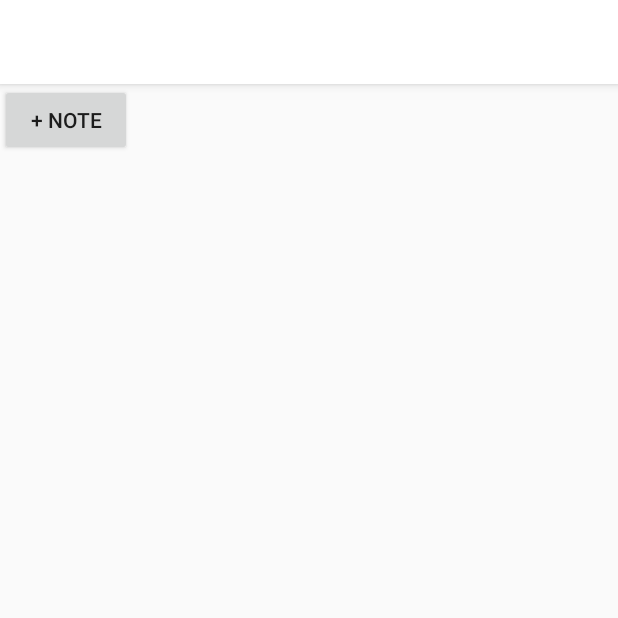
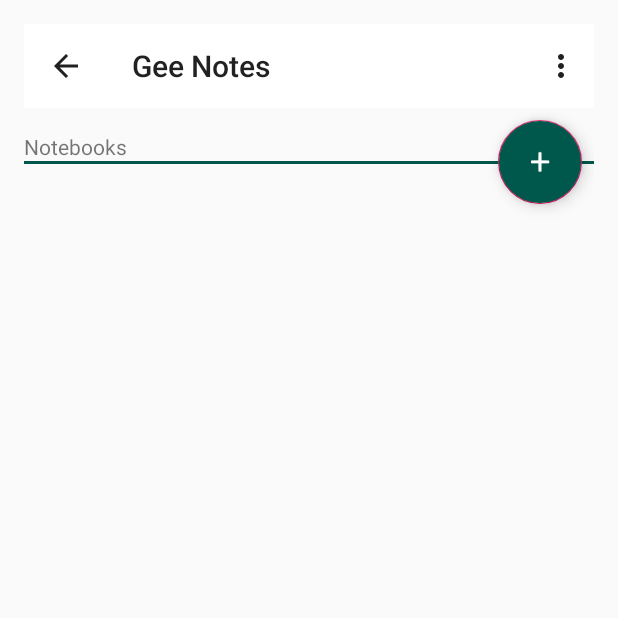
Before and after one commit to hokukim/GeeNotes, an Android app: the screen it shows after launch (MainActivity), on a phone screen of 412 x 824 dp, the top half of it. Run offline under Robolectric (Android 15) with nearby library versions, the phone set to English and light mode, and no system bars.

Commit message:
Main activity layout, with floating action button.

```diff
--- a/app/src/main/java/com/weehoo/geenotes/MainActivity.java
+++ b/app/src/main/java/com/weehoo/geenotes/MainActivity.java
@@ -29,6 +29,7 @@ public class MainActivity extends AppCompatActivity {
         setContentView(R.layout.activity_main);
         Toolbar toolbar = findViewById(R.id.toolbar_main);
         setSupportActionBar(toolbar);
+        getSupportActionBar().setDisplayHomeAsUpEnabled(true); // Display up/back button in place of home button.
 
         // Get notebooks.
         mStorage = new Storage();
@@ -77,10 +78,12 @@ public class MainActivity extends AppCompatActivity {
         // Handle action bar item clicks here. The action bar will
         // automatically handle clicks on the Home/Up button, so long
         // as you specify a parent activity in AndroidManifest.xml.
-        int id = item.getItemId();
+        int itemId = item.getItemId();
 
-        //noinspection SimplifiableIfStatement
-        if (id == R.id.action_settings) {
+        if (itemId == android.R.id.home) {
+            finish();
+        }
+        else if (itemId == R.id.action_settings) {
             return true;
         }
 
--- a/app/src/main/res/layout/activity_main.xml
+++ b/app/src/main/res/layout/activity_main.xml
@@ -1,25 +1,50 @@
 <?xml version="1.0" encoding="utf-8"?>
-<androidx.coordinatorlayout.widget.CoordinatorLayout xmlns:android="http://schemas.android.com/apk/res/android"
+<androidx.constraintlayout.widget.ConstraintLayout xmlns:android="http://schemas.android.com/apk/res/android"
     xmlns:app="http://schemas.android.com/apk/res-auto"
     xmlns:tools="http://schemas.android.com/tools"
     android:layout_width="match_parent"
     android:layout_height="match_parent"
-    tools:context=".MainActivity">
+    app:layout_behavior="@string/appbar_scrolling_view_behavior"
+    tools:context=".MainActivity"
+    tools:showIn="@layout/activity_main"
+    android:padding="@dimen/view_padding">
 
-    <com.google.android.material.appbar.AppBarLayout
+    <androidx.appcompat.widget.Toolbar
+        android:id="@+id/toolbar_main"
+        android:layout_width="match_parent"
+        android:layout_height="?attr/actionBarSize"
+        android:background="?attr/colorPrimary"
+        android:theme="@style/ThemeOverlay.AppCompat.ActionBar"
+        app:popupTheme="@style/ThemeOverlay.AppCompat.Light"
+        app:layout_constraintTop_toTopOf="parent"/>
+
+    <com.google.android.material.floatingactionbutton.FloatingActionButton
+        android:id="@+id/fab"
+        android:layout_width="wrap_content"
+        android:layout_height="wrap_content"
+        android:src="@drawable/ic_fab_new_note"
+        android:contentDescription="@string/button_add_note"
+        android:layout_margin="@dimen/fab_margin"
+        android:backgroundTint="@color/colorPrimaryDark"
+        app:layout_constraintTop_toBottomOf="@id/toolbar_main"
+        app:layout_constraintRight_toRightOf="parent"
+        android:onClick="newNoteActivity" />
+
+    <TextView
+        android:id="@+id/notebooks_list_label"
         android:layout_width="match_parent"
         android:layout_height="wrap_content"
-        android:theme="@style/AppTheme.AppBarOverlay">
+        android:text="@string/notebooks_list_label"
+        android:paddingTop="@dimen/notebooks_list_padding"
+        app:layout_constraintTop_toBottomOf="@id/toolbar_main" />
 
-        <androidx.appcompat.widget.Toolbar
-            android:id="@+id/toolbar_main"
-            android:layout_width="match_parent"
-            android:layout_height="?attr/actionBarSize"
-            android:background="?attr/colorPrimary"
-            app:popupTheme="@style/AppTheme.PopupOverlay" />
+    <ListView
+        android:id="@+id/notebooks_list_view"
+        android:layout_width="match_parent"
+        android:layout_height="wrap_content"
+        android:background="@color/colorPrimaryDark"
+        android:paddingTop="2dp"
+        app:layout_constraintStart_toStartOf="parent"
+        app:layout_constraintTop_toBottomOf="@+id/notebooks_list_label" />
 
-    </com.google.android.material.appbar.AppBarLayout>
-
-    <include layout="@layout/content_main" />
-
-</androidx.coordinatorlayout.widget.CoordinatorLayout>
+</androidx.constraintlayout.widget.ConstraintLayout>
--- a/app/src/main/res/layout/content_main.xml
+++ /dev/null
@@ -1,27 +0,0 @@
-<?xml version="1.0" encoding="utf-8"?>
-<androidx.constraintlayout.widget.ConstraintLayout xmlns:android="http://schemas.android.com/apk/res/android"
-    xmlns:app="http://schemas.android.com/apk/res-auto"
-    xmlns:tools="http://schemas.android.com/tools"
-    android:layout_width="match_parent"
-    android:layout_height="match_parent"
-    app:layout_behavior="@string/appbar_scrolling_view_behavior"
-    tools:context=".MainActivity"
-    tools:showIn="@layout/activity_main">
-
-    <Button
-        android:id="@+id/new_note_button"
-        android:layout_width="wrap_content"
-        android:layout_height="wrap_content"
-        android:onClick="newNoteActivity"
-        android:text="@string/button_add_note"
-        app:layout_constraintStart_toStartOf="parent"
-        app:layout_constraintTop_toTopOf="parent" />
-
-    <ListView
-        android:id="@+id/notebooks_list_view"
-        android:layout_width="409dp"
-        android:layout_height="627dp"
-        app:layout_constraintStart_toStartOf="parent"
-        app:layout_constraintTop_toBottomOf="@+id/new_note_button" />
-
-</androidx.constraintlayout.widget.ConstraintLayout>
--- a/app/src/main/res/layout/notebook_list_item.xml
+++ b/app/src/main/res/layout/notebook_list_item.xml
@@ -6,5 +6,9 @@
         android:id="@+id/notebook_name"
         android:layout_width="match_parent"
         android:layout_height="wrap_content"
+        android:padding="@dimen/notebooks_list_item_padding"
+        android:layout_marginTop="1px"
+        android:textSize="@dimen/notebooks_list_item_text_size"
+        android:background="@color/colorPrimary"
         android:onClick="openNoteActivity" />
 </RelativeLayout>
--- a/app/src/main/res/values/dimens.xml
+++ b/app/src/main/res/values/dimens.xml
@@ -1,3 +1,9 @@
 <resources>
-    <dimen name="fab_margin">16dp</dimen>
+    <dimen name="view_padding">16dp</dimen>
+
+    <!-- main activity -->
+    <dimen name="fab_margin">8dp</dimen>
+    <dimen name="notebooks_list_padding">16dp</dimen>
+    <dimen name="notebooks_list_item_padding">24dp</dimen>
+    <dimen name="notebooks_list_item_text_size">18sp</dimen>
 </resources>
--- a/app/src/main/res/values/strings.xml
+++ b/app/src/main/res/values/strings.xml
@@ -4,7 +4,8 @@
 
     <!-- Main activity -->
     <string name="action_settings">Settings</string>
-    <string name="button_add_note">+ Note</string>
+    <string name="button_add_note">Add a new notebook</string>
+    <string name="notebooks_list_label">Notebooks</string>
 
     <!-- Note activity -->
     <string name="action_pen">Pen</string>
```
Also changed, not shown: app/src/main/res/drawable/ic_fab_new_note.png (added).
